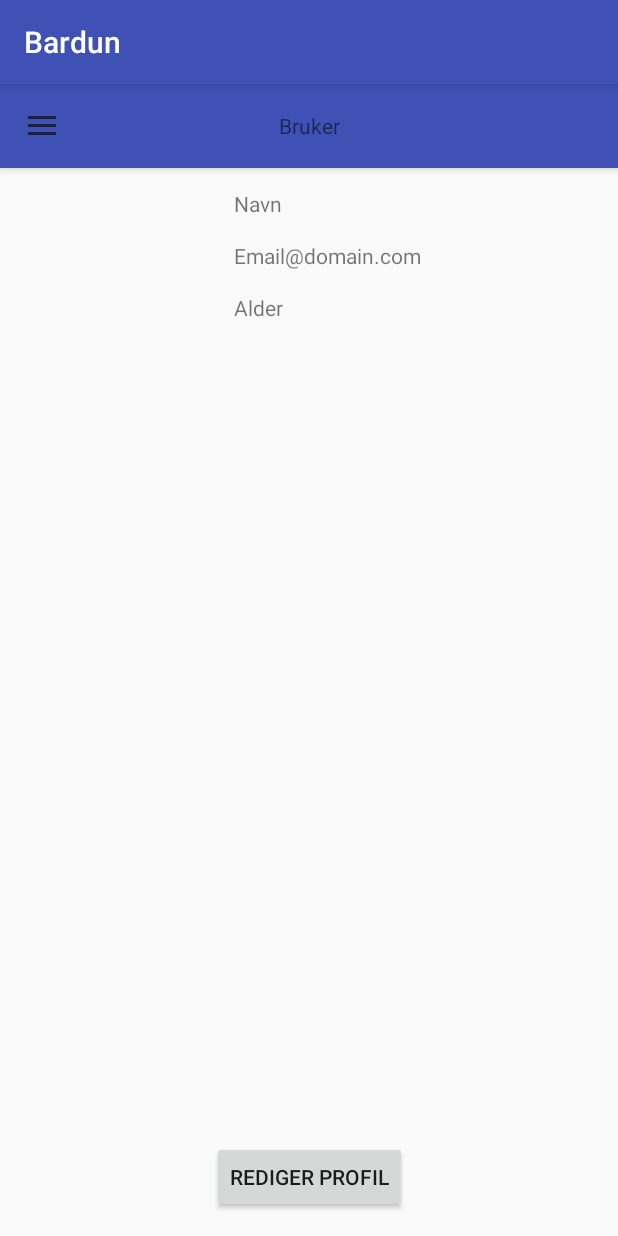
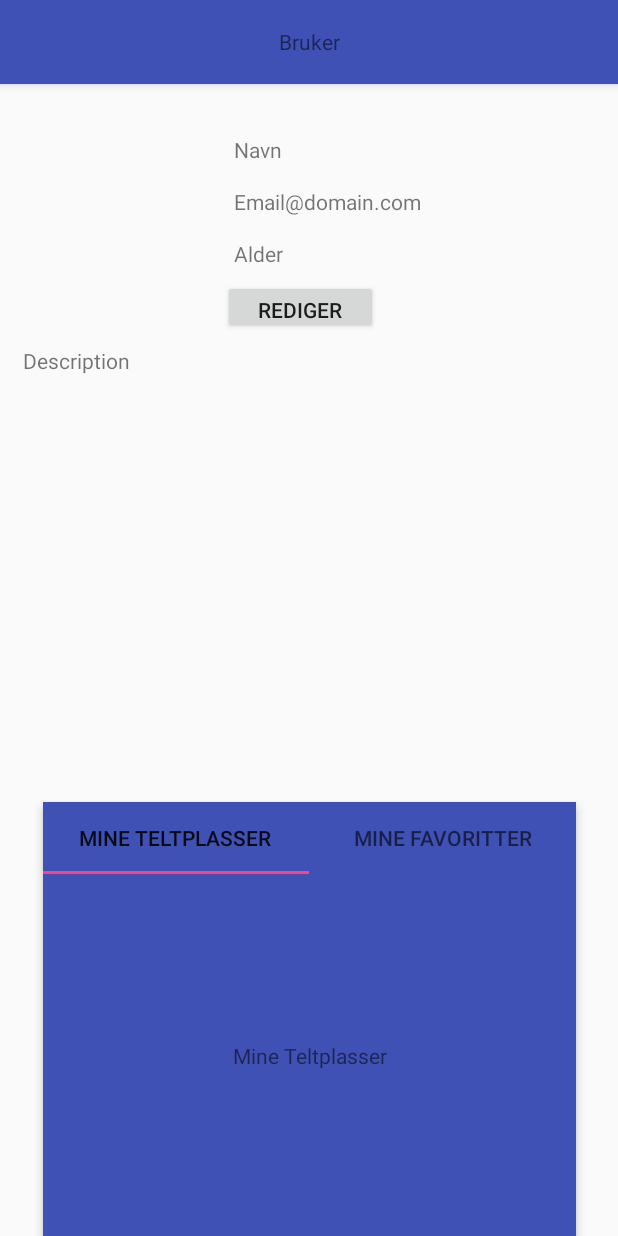
Before and after one commit to FSvnsn/AndroidProsjekt, an Android app: the BrukerActivity screen opened directly, with no data from a screen before it, on a phone screen of 412 x 824 dp. Run offline under Robolectric (Android 15) with nearby library versions, the phone set to English and light mode, and no system bars; our stand-ins replace Firebase (no records; nobody signed in at launch, a user with empty details on screens opened directly).

Commit message:
Tab Layout in Bruker functional
Design is still ugly and fragment is still empty

```diff
--- a/Bardun/app/src/main/java/no/hiof/oleedvao/bardun/BrukerActivity.java
+++ b/Bardun/app/src/main/java/no/hiof/oleedvao/bardun/BrukerActivity.java
@@ -2,6 +2,10 @@ package no.hiof.oleedvao.bardun;
 
 import android.content.Intent;
 import android.support.annotation.NonNull;
+import android.support.design.widget.AppBarLayout;
+import android.support.design.widget.TabLayout;
+import android.support.v4.app.Fragment;
+import android.support.v4.view.ViewPager;
 import android.support.v4.widget.DrawerLayout;
 import android.support.v7.app.AppCompatActivity;
 import android.os.Bundle;
@@ -20,6 +24,9 @@ import com.google.firebase.database.DatabaseReference;
 import com.google.firebase.database.FirebaseDatabase;
 import com.google.firebase.database.ValueEventListener;
 
+import no.hiof.oleedvao.bardun.adapter.ViewPagerAdapter;
+import no.hiof.oleedvao.bardun.fragment.MineFavoritterFragment;
+import no.hiof.oleedvao.bardun.fragment.MineTeltplasserFragment;
 import no.hiof.oleedvao.bardun.fragment.NavigationDrawerFragment;
 
 public class BrukerActivity extends AppCompatActivity {
@@ -30,6 +37,11 @@ public class BrukerActivity extends AppCompatActivity {
     private FirebaseAuth mAuth;
     private FirebaseUser CUser;
     private String UID;
+
+    private TabLayout tablayout;
+    private AppBarLayout appBarLayout;
+    private ViewPager viewPager;
+
     TextView txtName;
     TextView txtEmail;
     TextView txtAge;
@@ -41,6 +53,15 @@ public class BrukerActivity extends AppCompatActivity {
         setContentView(R.layout.activity_bruker);
         toolbar = findViewById(R.id.toolbarBruker);
         setUpNavigationDrawer();
+
+        tablayout = findViewById(R.id.tab_layout_id);
+        appBarLayout = findViewById(R.id.app_bar_layout_id);
+        viewPager = findViewById(R.id.view_pager_id);
+        ViewPagerAdapter adapter = new ViewPagerAdapter(getSupportFragmentManager());
+        adapter.AddFragment(new MineTeltplasserFragment(), "Mine Teltplasser");
+        adapter.AddFragment(new MineFavoritterFragment(), "Mine Favoritter");
+        viewPager.setAdapter(adapter);
+        tablayout.setupWithViewPager(viewPager);
 
         txtName = findViewById(R.id.txtName);
         txtEmail = findViewById(R.id.txtEmail);
@@ -93,7 +114,9 @@ public class BrukerActivity extends AppCompatActivity {
                 test1.setAge(ds.child(UID).getValue(User.class).getAge());
             }
             catch(NullPointerException e){
+                Toast.makeText(BrukerActivity.this, "Du må logge inn for å oprette en brukerprofil!", Toast.LENGTH_LONG).show();
                 createUser();
+
             }
 
             Log.d("TAG","showData: name: " + test1.getName());
@@ -114,6 +137,6 @@ public class BrukerActivity extends AppCompatActivity {
         NavigationDrawerFragment navigationDrawerFragment = (NavigationDrawerFragment) getSupportFragmentManager().findFragmentById(R.id.fragmentNavDrawerBruker);
         DrawerLayout drawerLayout = findViewById(R.id.drawerLayoutBruker);
 
-        navigationDrawerFragment.setUpDrawer(drawerLayout, toolbar);
+        //navigationDrawerFragment.setUpDrawer(drawerLayout, toolbar);
     }
 }
--- /dev/null
+++ b/Bardun/app/src/main/java/no/hiof/oleedvao/bardun/adapter/ViewPagerAdapter.java
@@ -0,0 +1,40 @@
+package no.hiof.oleedvao.bardun.adapter;
+
+import android.support.annotation.Nullable;
+import android.support.v4.app.Fragment;
+import android.support.v4.app.FragmentManager;
+import android.support.v4.app.FragmentPagerAdapter;
+
+import java.util.ArrayList;
+import java.util.List;
+
+public class ViewPagerAdapter extends FragmentPagerAdapter {
+
+    private final List<Fragment> fragmentList = new ArrayList<>();
+    private final List<String> fragmentListTitles = new ArrayList<>();
+
+    public ViewPagerAdapter (FragmentManager fm){
+        super(fm);
+    }
+
+    @Override
+    public Fragment getItem(int position) {
+        return fragmentList.get(position);
+    }
+
+    @Override
+    public int getCount() {
+        return fragmentListTitles.size();
+    }
+
+    @Nullable
+    @Override
+    public CharSequence getPageTitle(int position) {
+        return fragmentListTitles.get(position);
+    }
+
+    public void AddFragment(Fragment fragment, String title){
+        fragmentList.add(fragment);
+        fragmentListTitles.add(title);
+    }
+}
--- /dev/null
+++ b/Bardun/app/src/main/java/no/hiof/oleedvao/bardun/fragment/MineFavoritterFragment.java
@@ -0,0 +1,27 @@
+package no.hiof.oleedvao.bardun.fragment;
+
+import android.os.Bundle;
+import android.support.annotation.NonNull;
+import android.support.annotation.Nullable;
+import android.support.v4.app.Fragment;
+import android.view.LayoutInflater;
+import android.view.View;
+import android.view.ViewGroup;
+
+import no.hiof.oleedvao.bardun.R;
+
+public class MineFavoritterFragment extends Fragment {
+
+    View view;
+
+    public MineFavoritterFragment(){ }
+
+    @Nullable
+    @Override
+    public View onCreateView(@NonNull LayoutInflater inflater, @Nullable ViewGroup container, @Nullable Bundle savedInstanceState) {
+
+        view = inflater.inflate(R.layout.fragment_mine_favoritter, container, false);
+
+        return view;
+    }
+}
--- /dev/null
+++ b/Bardun/app/src/main/java/no/hiof/oleedvao/bardun/fragment/MineTeltplasserFragment.java
@@ -0,0 +1,27 @@
+package no.hiof.oleedvao.bardun.fragment;
+
+import android.os.Bundle;
+import android.support.annotation.NonNull;
+import android.support.annotation.Nullable;
+import android.support.v4.app.Fragment;
+import android.view.LayoutInflater;
+import android.view.View;
+import android.view.ViewGroup;
+
+import no.hiof.oleedvao.bardun.R;
+
+public class MineTeltplasserFragment extends Fragment {
+
+    View view;
+
+    public MineTeltplasserFragment(){ }
+
+    @Nullable
+    @Override
+    public View onCreateView(@NonNull LayoutInflater inflater, @Nullable ViewGroup container, @Nullable Bundle savedInstanceState) {
+
+        view = inflater.inflate(R.layout.fragment_mine_teltplasser, container, false);
+
+        return view;
+    }
+}
--- a/Bardun/app/src/main/res/layout/activity_bruker.xml
+++ b/Bardun/app/src/main/res/layout/activity_bruker.xml
@@ -38,9 +38,11 @@
 
     </android.support.design.widget.CoordinatorLayout>
 
-    <android.support.constraint.ConstraintLayout
+    <android.support.constraint.ConstraintLayout xmlns:android="http://schemas.android.com/apk/res/android"
+        xmlns:tools="http://schemas.android.com/tools"
         android:layout_width="match_parent"
-        android:layout_height="match_parent">
+        android:layout_height="match_parent"
+        xmlns:app="http://schemas.android.com/apk/res-auto">
 
         <ImageView
             android:id="@+id/imgProfile"
@@ -50,11 +52,10 @@
             android:layout_centerHorizontal="true"
             android:layout_marginEnd="8dp"
             android:layout_marginStart="15dp"
-            android:layout_marginTop="20dp"
             app:layout_constraintEnd_toEndOf="parent"
             app:layout_constraintHorizontal_bias="0.0"
             app:layout_constraintStart_toStartOf="parent"
-            app:layout_constraintTop_toTopOf="@+id/guideline" />
+            app:layout_constraintTop_toTopOf="@+id/guideline6" />
 
         <TextView
             android:id="@+id/txtName"
@@ -96,20 +97,61 @@
 
         <Button
             android:id="@+id/btnBrukerRediger"
-            android:layout_width="wrap_content"
-            android:layout_height="wrap_content"
-            android:layout_marginBottom="15dp"
+            android:layout_width="103dp"
+            android:layout_height="36dp"
+            android:layout_marginEnd="8dp"
+            android:layout_marginStart="8dp"
+            android:layout_marginTop="8dp"
             android:text="@string/rediger_profil"
+            app:layout_constraintEnd_toEndOf="parent"
+            app:layout_constraintHorizontal_bias="0.0"
+            app:layout_constraintStart_toEndOf="@+id/imgProfile"
+            app:layout_constraintTop_toBottomOf="@+id/txtAge" />
+
+        <TextView
+            android:id="@+id/txtDescription"
+            android:layout_width="355dp"
+            android:layout_height="75dp"
+            android:layout_marginEnd="15dp"
+            android:layout_marginStart="15dp"
+            android:layout_marginTop="15dp"
+            android:text="Description"
+            app:layout_constraintEnd_toEndOf="parent"
+            app:layout_constraintHorizontal_bias="0.0"
+            app:layout_constraintStart_toStartOf="parent"
+            app:layout_constraintTop_toBottomOf="@+id/imgProfile" />
+
+        <android.support.design.widget.AppBarLayout
+            android:id="@+id/app_bar_layout_id"
+            android:layout_width="355dp"
+            android:layout_height="289dp"
+            android:layout_marginEnd="15dp"
+            android:layout_marginStart="15dp"
             app:layout_constraintBottom_toBottomOf="parent"
             app:layout_constraintEnd_toEndOf="parent"
-            app:layout_constraintStart_toStartOf="parent"/>
+            app:layout_constraintStart_toStartOf="parent">
+
+            <android.support.design.widget.TabLayout
+                android:id="@+id/tab_layout_id"
+                android:layout_width="match_parent"
+                android:layout_height="wrap_content"
+                app:tabGravity="fill"
+                app:tabMode="fixed" />
+
+            <android.support.v4.view.ViewPager
+                android:id="@+id/view_pager_id"
+                android:layout_width="match_parent"
+                android:layout_height="match_parent" />
+
+
+        </android.support.design.widget.AppBarLayout>
 
         <android.support.constraint.Guideline
-            android:id="@+id/guideline"
+            android:id="@+id/guideline6"
             android:layout_width="wrap_content"
             android:layout_height="wrap_content"
             android:orientation="horizontal"
-            app:layout_constraintGuide_begin="50dp" />
+            app:layout_constraintGuide_begin="90dp" />
 
     </android.support.constraint.ConstraintLayout>
 
--- /dev/null
+++ b/Bardun/app/src/main/res/layout/fragment_mine_teltplasser.xml
@@ -0,0 +1,22 @@
+<?xml version="1.0" encoding="utf-8"?>
+<android.support.constraint.ConstraintLayout
+    xmlns:android="http://schemas.android.com/apk/res/android"
+    xmlns:app="http://schemas.android.com/apk/res-auto"
+    xmlns:tools="http://schemas.android.com/tools"
+    android:layout_width="match_parent"
+    android:layout_height="match_parent">
+
+    <TextView
+        android:layout_width="wrap_content"
+        android:layout_height="wrap_content"
+        android:layout_marginBottom="8dp"
+        android:layout_marginEnd="8dp"
+        android:layout_marginStart="8dp"
+        android:layout_marginTop="8dp"
+        android:text="@string/mine_teltplasser_title"
+        app:layout_constraintBottom_toBottomOf="parent"
+        app:layout_constraintEnd_toEndOf="parent"
+        app:layout_constraintStart_toStartOf="parent"
+        app:layout_constraintTop_toTopOf="parent" />
+
+</android.support.constraint.ConstraintLayout>
--- a/Bardun/app/src/main/res/values/strings.xml
+++ b/Bardun/app/src/main/res/values/strings.xml
@@ -23,4 +23,6 @@
     <string name="age_placeholder">Alder</string>
     <string name="rediger_profil">Rediger Profil</string>
     <string name="skip">Skip</string>
+    <string name="mine_teltplasser_title">Mine Teltplasser</string>
+    <string name="mine_favoritter_title">Mine Favoritter</string>
 </resources>
--- a/Bardun/app/src/main/res/values/styles.xml
+++ b/Bardun/app/src/main/res/values/styles.xml
@@ -1,7 +1,7 @@
 <resources>
 
     <!-- Base application theme. -->
-    <style name="AppTheme" parent="Theme.AppCompat.Light.DarkActionBar">
+    <style name="AppTheme" parent="Theme.AppCompat.Light.NoActionBar">
         <!-- Customize your theme here. -->
         <item name="colorPrimary">@color/colorPrimary</item>
         <item name="colorPrimaryDark">@color/colorPrimaryDark</item>
```
Also changed, not shown: Bardun/app/src/main/res/layout/fragment_mine_favoritter.xml (added, +21 -0 lines), Bardun/app/src/main/res/layout/test_bruker.xml (added, +117 -0 lines).
